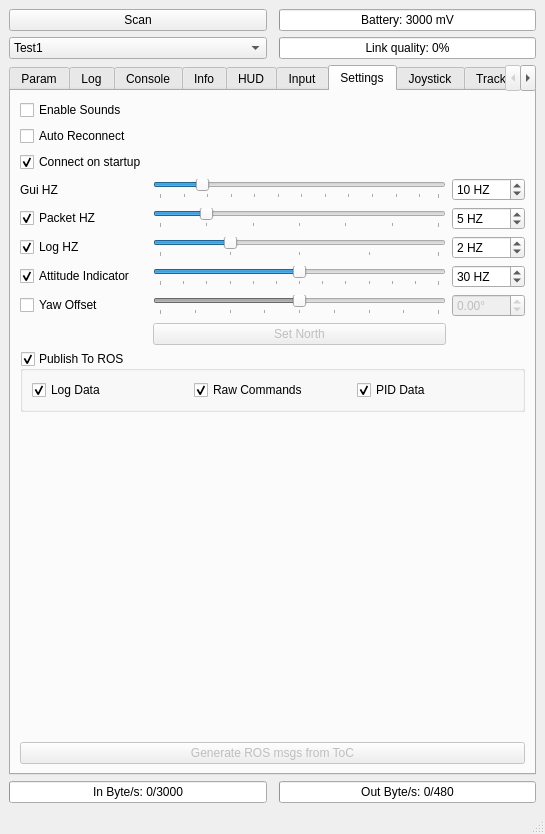
omwdunkley/crazyflieROS, file src/crazyflieROS/ui/driverGUI.ui: the form before one commit.
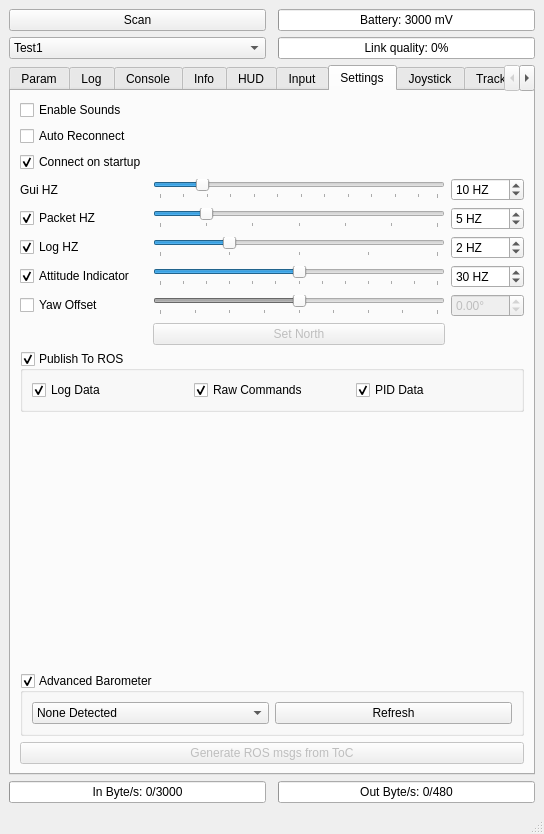
The form after the commit. The open tabs and pages were chosen to show the change.

Patch:
```diff
--- a/src/crazyflieROS/ui/driverGUI.ui
+++ b/src/crazyflieROS/ui/driverGUI.ui
@@ -6,7 +6,7 @@
    <rect>
     <x>0</x>
     <y>0</y>
-    <width>545</width>
+    <width>544</width>
     <height>834</height>
    </rect>
   </property>
@@ -133,7 +133,16 @@
     <item row="2" column="0" colspan="3">
      <widget class="QTabWidget" name="tabWidget">
       <property name="currentIndex">
-       <number>5</number>
+       <number>6</number>
+      </property>
+      <property name="documentMode">
+       <bool>false</bool>
+      </property>
+      <property name="tabsClosable">
+       <bool>false</bool>
+      </property>
+      <property name="movable">
+       <bool>true</bool>
       </property>
       <widget class="QWidget" name="tab_param">
        <attribute name="title">
@@ -827,6 +836,16 @@
           </property>
          </widget>
         </item>
+        <item row="18" column="0" colspan="3">
+         <widget class="QPushButton" name="pushButton_genRosMsg">
+          <property name="enabled">
+           <bool>false</bool>
+          </property>
+          <property name="text">
+           <string>Generate ROS msgs from ToC</string>
+          </property>
+         </widget>
+        </item>
         <item row="7" column="2">
          <widget class="QSpinBox" name="spinBox_logHZ">
           <property name="suffix">
@@ -885,16 +904,6 @@
           </layout>
          </widget>
         </item>
-        <item row="17" column="0" colspan="3">
-         <widget class="QPushButton" name="pushButton_genRosMsg">
-          <property name="enabled">
-           <bool>false</bool>
-          </property>
-          <property name="text">
-           <string>Generate ROS msgs from ToC</string>
-          </property>
-         </widget>
-        </item>
         <item row="8" column="1">
          <widget class="QSlider" name="horizontalSlider_AI">
           <property name="minimum">
@@ -971,6 +980,13 @@
           </property>
          </widget>
         </item>
+        <item row="4" column="0">
+         <widget class="QLabel" name="label_7">
+          <property name="text">
+           <string>Gui HZ</string>
+          </property>
+         </widget>
+        </item>
         <item row="4" column="2">
          <widget class="QSpinBox" name="spinBox_guiHZ">
           <property name="suffix">
@@ -1012,11 +1028,32 @@
           </property>
          </widget>
         </item>
-        <item row="4" column="0">
-         <widget class="QLabel" name="label_7">
-          <property name="text">
-           <string>Gui HZ</string>
+        <item row="17" column="0" colspan="3">
+         <widget class="QGroupBox" name="groupBox_baro">
+          <property name="title">
+           <string>Advanced Barometer</string>
           </property>
+          <property name="checkable">
+           <bool>true</bool>
+          </property>
+          <layout class="QGridLayout" name="gridLayout_11">
+           <item row="0" column="0">
+            <widget class="QComboBox" name="comboBox_baro">
+             <item>
+              <property name="text">
+               <string>None Detected</string>
+              </property>
+             </item>
+            </widget>
+           </item>
+           <item row="0" column="1">
+            <widget class="QPushButton" name="pushButton_baro">
+             <property name="text">
+              <string>Refresh</string>
+             </property>
+            </widget>
+           </item>
+          </layout>
          </widget>
         </item>
        </layout>
@@ -1347,7 +1384,7 @@
     <rect>
      <x>0</x>
      <y>0</y>
-     <width>545</width>
+     <width>544</width>
      <height>25</height>
     </rect>
    </property>
```
